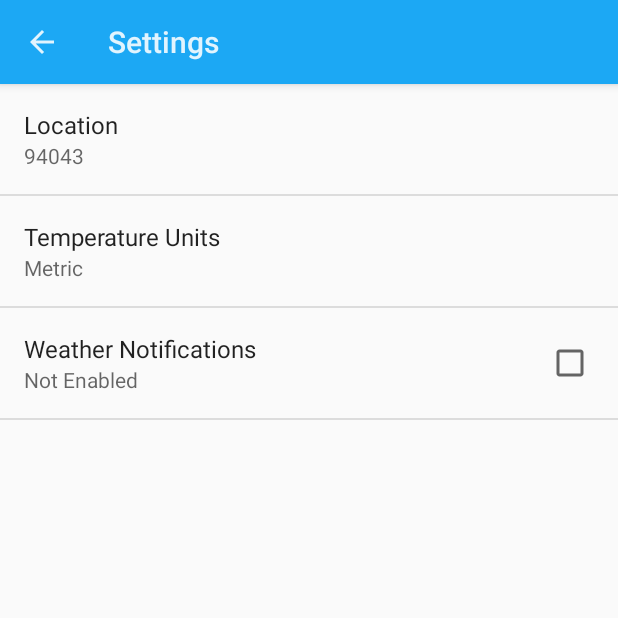
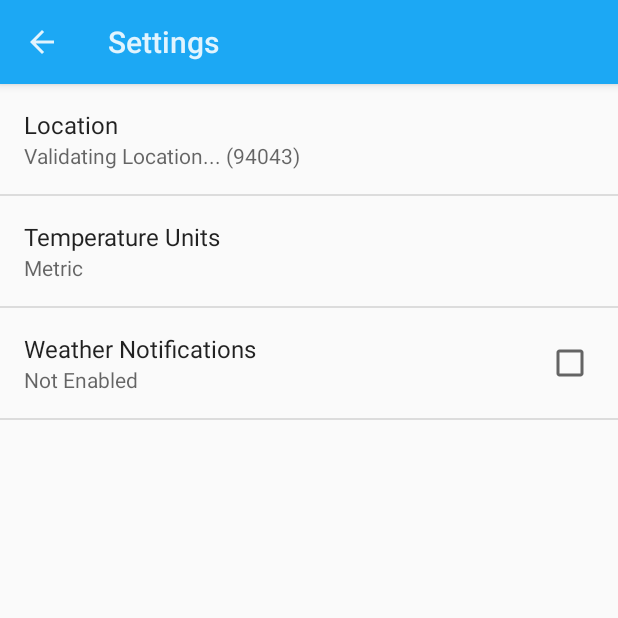
Before and after one commit to dalmia/Sunshine-Advanced, an Android app: the SettingsActivity screen opened directly, with no data from a screen before it, after a tap on "Weather Notifications", on a phone screen of 412 x 824 dp, the top half of it. Run offline under Robolectric (Android 15) with nearby library versions, the phone set to English and light mode, and no system bars.

Commit message:
Added Location Status to SettingsActivity

```diff
--- a/app/src/main/java/com/example/android/sunshine/app/ForecastFragment.java
+++ b/app/src/main/java/com/example/android/sunshine/app/ForecastFragment.java
@@ -320,6 +320,7 @@ public class ForecastFragment extends Fragment implements LoaderManager.LoaderCa
 
             case SunshineSyncAdapter.LOCATION_STATUS_INVALID:
                     emptyText.append(getString(R.string.status_invalid));
+
             default:
                 if (!Utility.isNetworkAvailable(getActivity()))
                     emptyText.append(getString(R.string.internet_connection_not_available));
--- a/app/src/main/java/com/example/android/sunshine/app/SettingsActivity.java
+++ b/app/src/main/java/com/example/android/sunshine/app/SettingsActivity.java
@@ -17,6 +17,7 @@ package com.example.android.sunshine.app;
 
 import android.annotation.TargetApi;
 import android.content.Intent;
+import android.content.SharedPreferences;
 import android.os.Build;
 import android.os.Bundle;
 import android.preference.ListPreference;
@@ -24,6 +25,7 @@ import android.preference.Preference;
 import android.preference.PreferenceActivity;
 import android.preference.PreferenceManager;
 
+import com.example.android.sunshine.app.data.WeatherContract;
 import com.example.android.sunshine.app.sync.SunshineSyncAdapter;
 
 /**
@@ -35,7 +37,7 @@ import com.example.android.sunshine.app.sync.SunshineSyncAdapter;
  * API Guide</a> for more information on developing a Settings UI.
  */
 public class SettingsActivity extends PreferenceActivity
-        implements Preference.OnPreferenceChangeListener {
+        implements Preference.OnPreferenceChangeListener, SharedPreferences.OnSharedPreferenceChangeListener{
 
     @Override
     public void onCreate(Bundle savedInstanceState) {
@@ -47,6 +49,20 @@ public class SettingsActivity extends PreferenceActivity
         // updated when the preference changes.
         bindPreferenceSummaryToValue(findPreference(getString(R.string.pref_location_key)));
         bindPreferenceSummaryToValue(findPreference(getString(R.string.pref_units_key)));
+    }
+
+    @Override
+    protected void onResume() {
+        SharedPreferences sharedPreferences = PreferenceManager.getDefaultSharedPreferences(getApplicationContext());
+        sharedPreferences.registerOnSharedPreferenceChangeListener(this);
+        super.onResume();
+    }
+
+    @Override
+    protected void onStop() {
+        SharedPreferences sharedPreferences = PreferenceManager.getDefaultSharedPreferences(getApplicationContext());
+        sharedPreferences.unregisterOnSharedPreferenceChangeListener(this);
+        super.onStop();
     }
 
     /**
@@ -69,6 +85,7 @@ public class SettingsActivity extends PreferenceActivity
     @Override
     public boolean onPreferenceChange(Preference preference, Object value) {
         String stringValue = value.toString();
+        String key = preference.getKey();
 
         if (preference instanceof ListPreference) {
             // For list preferences, look up the correct display value in
@@ -77,6 +94,23 @@ public class SettingsActivity extends PreferenceActivity
             int prefIndex = listPreference.findIndexOfValue(stringValue);
             if (prefIndex >= 0) {
                 preference.setSummary(listPreference.getEntries()[prefIndex]);
+            }
+        } else if (key.equals(getString(R.string.pref_location_key))) {
+            @SunshineSyncAdapter.LocationStatus int status = Utility.getLocationStatus(this);
+            switch (status) {
+                case SunshineSyncAdapter.LOCATION_STATUS_OK:
+                    preference.setSummary(stringValue);
+                    break;
+                case SunshineSyncAdapter.LOCATION_STATUS_UNKNOWN:
+                    preference.setSummary(getString(R.string.pref_location_unknown_description, value.toString()));
+                    break;
+                case SunshineSyncAdapter.LOCATION_STATUS_INVALID:
+                    preference.setSummary(getString(R.string.pref_location_error_description, value.toString()));
+                    break;
+                default:
+                    // Note --- if the server is down we still assume the value
+                    // is valid
+                    preference.setSummary(stringValue);
             }
         } else {
             // For other preferences, set the summary to the value's simple string representation.
@@ -91,4 +125,19 @@ public class SettingsActivity extends PreferenceActivity
     public Intent getParentActivityIntent() {
         return super.getParentActivityIntent().addFlags(Intent.FLAG_ACTIVITY_CLEAR_TOP);
     }
+
+    @Override
+    public void onSharedPreferenceChanged(SharedPreferences sharedPreferences, String key) {
+        if ( key.equals(getString(R.string.pref_location_key)) ) {
+            Utility.resetLocationStatus(this);
+            SunshineSyncAdapter.syncImmediately(this);
+        } else if ( key.equals(getString(R.string.pref_units_key)) ) {
+            // Units have changed. Updates lists of weather entries accordingly
+            getContentResolver().notifyChange(WeatherContract.WeatherEntry.CONTENT_URI, null);
+        } else if ( key.equals(getString(R.string.pref_location_status_key)) ) {
+            // Our location status has changed.  Updates the summary accordingly
+            Preference locationPreference = findPreference(getString(R.string.pref_location_key));
+            bindPreferenceSummaryToValue(locationPreference);
+        }
+    }
 }
--- a/app/src/main/java/com/example/android/sunshine/app/Utility.java
+++ b/app/src/main/java/com/example/android/sunshine/app/Utility.java
@@ -282,4 +282,9 @@ public class Utility {
         SharedPreferences sharedPreferences = PreferenceManager.getDefaultSharedPreferences(context);
         sharedPreferences.edit().putInt(context.getString(R.string.pref_location_status_key), locationStatus).apply();
     }
+
+    public static void resetLocationStatus(Context context){
+        SharedPreferences sharedPreferences = PreferenceManager.getDefaultSharedPreferences(context);
+        sharedPreferences.edit().putInt(context.getString(R.string.pref_location_status_key), SunshineSyncAdapter.LOCATION_STATUS_UNKNOWN).apply();
+    }
 }
--- a/app/src/main/res/values/strings.xml
+++ b/app/src/main/res/values/strings.xml
@@ -32,6 +32,10 @@
 
     <!-- Default postal code for location preference [CHAR LIMIT=NONE] -->
     <string name="pref_location_default" translatable="false">94043</string>
+
+    <!-- Strings used when displaying the state of the Location in settings -->
+    <string name="pref_location_error_description">Invalid Location (<xliff:g id="location_setting">%1$s</xliff:g>)"</string>
+    <string name="pref_location_unknown_description">Validating Location... (<xliff:g id="location_setting">%1$s</xliff:g>)"</string>
 
     <!-- Strings related to Notification Enabled preference -->
     <string name="pref_enable_notifications_key" translatable="false">enable_notifications</string>
```
